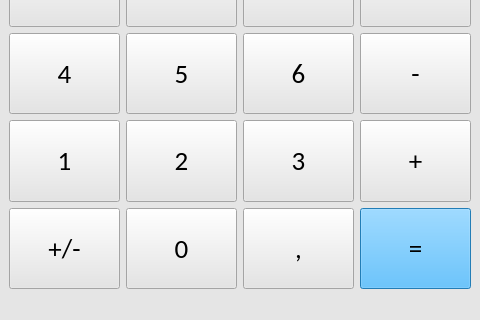
Qt form Calculator-App/Qt_Designer_Calc.ui (unique91/Python-Qt-Projects) before a commit; both pictures show x 0 to 480 and y 320 to 640 of the 480 by 640 pixel window.
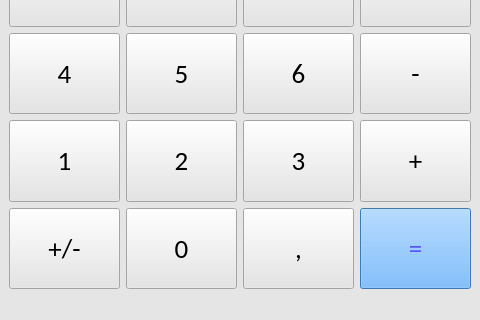
The same form after that commit.

Patch:
```diff
--- a/Calculator-App/Qt_Designer_Calc.ui
+++ b/Calculator-App/Qt_Designer_Calc.ui
@@ -119,12 +119,23 @@
          <font>
           <family>Calibri</family>
           <pointsize>20</pointsize>
-          <weight>50</weight>
           <bold>false</bold>
          </font>
         </property>
         <property name="styleSheet">
-         <string notr="true">background-color: rgb(47, 175, 255);</string>
+         <string notr="true">QPushButton {
+	background-color:rgb(85, 170, 255);
+	color:rgb(85, 85, 255);
+}
+
+QPushButton:hover {
+	background-color:rgb(50, 110, 255);
+	color:rgb(255, 255, 255);
+}
+
+QPushButton:pressed {
+	background-color:rgb(85, 170, 255);
+}</string>
         </property>
         <property name="text">
          <string>=</string>
```
Left out of the diff: 64 changed lines with no effect on the pictures.
